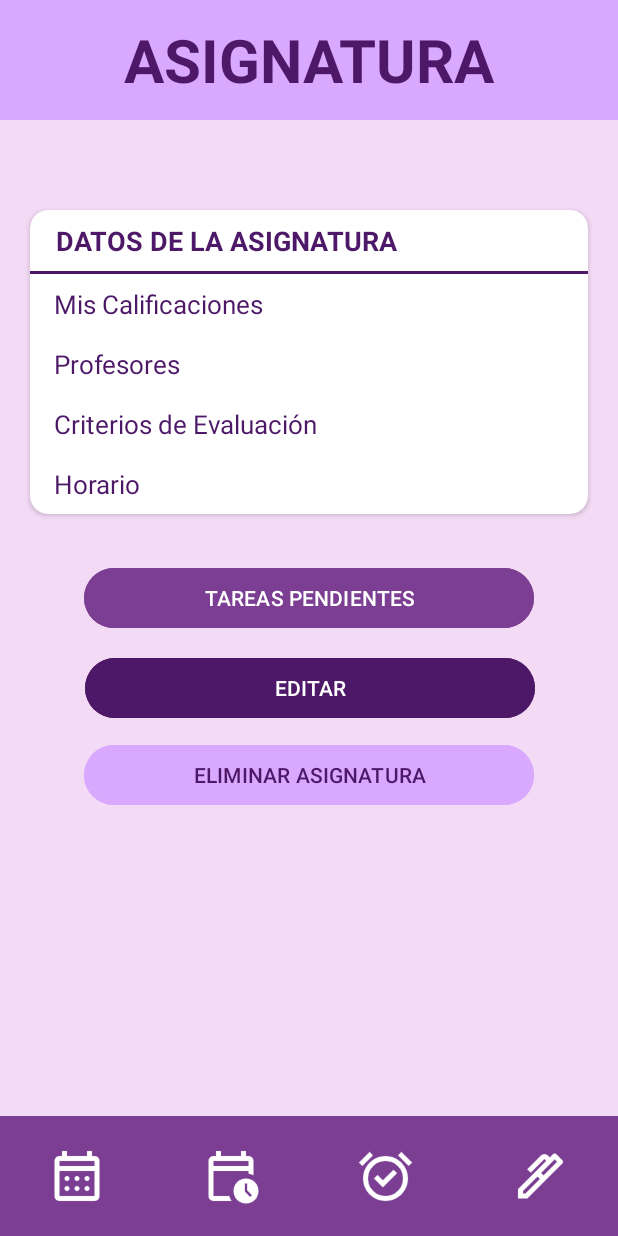
After one commit to Sharay07/Proyecto-StudyUS, an Android app: the InformationSubjectActivity screen opened directly, with no data from a screen before it, on a phone screen of 412 x 824 dp. The commit adds this screen. Run offline under Robolectric (Android 15) with nearby library versions, the phone set to English and light mode, and no system bars.

Commit message:
Vista de añadir asignatura y asignatura

```diff
--- /dev/null
+++ b/app/src/main/java/com/example/proyectostudyus/InformationSubjectActivity.java
@@ -0,0 +1,12 @@
+package com.example.proyectostudyus;
+
+import android.os.Bundle;
+import androidx.appcompat.app.AppCompatActivity;
+
+public class InformationSubjectActivity extends AppCompatActivity {
+    @Override
+    protected void onCreate(Bundle savedInstanceState) {
+        super.onCreate(savedInstanceState);
+        setContentView(R.layout.activity_information_subject);
+    }
+}
--- /dev/null
+++ b/app/src/main/res/layout/activity_information_subject.xml
@@ -0,0 +1,176 @@
+<?xml version="1.0" encoding="utf-8"?>
+<androidx.constraintlayout.widget.ConstraintLayout
+    xmlns:android="http://schemas.android.com/apk/res/android"
+    xmlns:app="http://schemas.android.com/apk/res-auto"
+    android:layout_width="match_parent"
+    android:layout_height="match_parent"
+    android:background="#F3DAF5">
+
+    <!-- Título -->
+    <TextView
+        android:id="@+id/tvTitle"
+        android:layout_width="0dp"
+        android:layout_height="80dp"
+        android:background="#D9A8FF"
+        android:text="ASIGNATURA"
+        android:textColor="#4D1867"
+        android:textSize="40sp"
+        android:textStyle="bold"
+        android:gravity="center"
+        app:layout_constraintTop_toTopOf="parent"
+        app:layout_constraintStart_toStartOf="parent"
+        app:layout_constraintEnd_toEndOf="parent" />
+
+    <!-- Card Datos de la Asignatura -->
+    <androidx.cardview.widget.CardView
+        android:id="@+id/cardDatos"
+        android:layout_width="0dp"
+        android:layout_height="wrap_content"
+        android:background="#EAD3FF"
+        app:cardCornerRadius="12dp"
+        android:padding="16dp"
+        app:layout_constraintTop_toBottomOf="@id/tvTitle"
+        app:layout_constraintStart_toStartOf="parent"
+        app:layout_constraintEnd_toEndOf="parent"
+        android:layout_marginTop="60dp"
+        android:layout_marginStart="20dp"
+        android:layout_marginEnd="20dp"
+        android:layout_marginBottom="20dp"
+        >
+
+        <LinearLayout
+            android:layout_width="match_parent"
+            android:layout_height="wrap_content"
+            android:orientation="vertical">
+
+            <!--  Datos de la Asignatura -->
+            <TextView
+                android:layout_width="wrap_content"
+                android:layout_height="wrap_content"
+                android:text="  DATOS DE LA ASIGNATURA"
+                android:textColor="#4D1867"
+                android:textStyle="bold"
+                android:textSize="18sp"
+                android:padding="8dp"/>
+
+            <View
+                android:layout_width="match_parent"
+                android:layout_height="2dp"
+                android:background="#4D1867"/>
+
+            <TextView
+                android:layout_width="match_parent"
+                android:layout_height="wrap_content"
+                android:text="  Mis Calificaciones"
+                android:textColor="#4D1867"
+                android:padding="8dp"
+                android:textSize="17sp"
+                />
+
+            <TextView
+                android:layout_width="match_parent"
+                android:layout_height="wrap_content"
+                android:text="  Profesores"
+                android:textColor="#4D1867"
+                android:padding="8dp"
+                android:textSize="17sp"
+                />
+
+            <TextView
+                android:layout_width="match_parent"
+                android:layout_height="wrap_content"
+                android:text="  Criterios de Evaluación"
+                android:textColor="#4D1867"
+                android:padding="8dp"
+                android:textSize="17sp"
+                />
+
+            <TextView
+                android:layout_width="match_parent"
+                android:layout_height="wrap_content"
+                android:text="  Horario"
+                android:textColor="#4D1867"
+                android:padding="8dp"
+                android:textSize="17sp"
+                />
+        </LinearLayout>
+    </androidx.cardview.widget.CardView>
+
+    <!-- Botones -->
+    <Button
+        android:id="@+id/btnTareas"
+        android:layout_width="300dp"
+        android:layout_height="wrap_content"
+        android:text="TAREAS PENDIENTES"
+        android:backgroundTint="#7B3E93"
+        android:textColor="#FFFFFF"
+        android:layout_marginTop="32dp"
+        app:layout_constraintTop_toBottomOf="@id/cardDatos"
+        app:layout_constraintStart_toStartOf="parent"
+        app:layout_constraintEnd_toEndOf="parent" />
+
+    <Button
+        android:id="@+id/btnEditar"
+        android:layout_width="300dp"
+        android:layout_height="wrap_content"
+        android:layout_marginTop="12dp"
+        android:backgroundTint="#4D1867"
+        android:text="EDITAR"
+        android:textColor="#FFFFFF"
+        app:layout_constraintEnd_toEndOf="parent"
+        app:layout_constraintHorizontal_bias="0.504"
+        app:layout_constraintStart_toStartOf="parent"
+        app:layout_constraintTop_toBottomOf="@id/btnTareas" />
+
+    <Button
+        android:id="@+id/btnEliminar"
+        android:layout_width="300dp"
+        android:layout_height="wrap_content"
+        android:text="ELIMINAR ASIGNATURA"
+        android:backgroundTint="#D9A8FF"
+        android:textColor="#4D1867"
+        android:layout_marginTop="32dp"
+        app:layout_constraintTop_toBottomOf="@id/btnEditar"
+        app:layout_constraintStart_toStartOf="parent"
+        app:layout_constraintEnd_toEndOf="parent"
+        android:layout_margin="10dp"/>
+
+    <!-- Barra de navegación inferior -->
+    <LinearLayout
+        android:layout_width="match_parent"
+        android:layout_height="80dp"
+        android:background="#7B3E93"
+        android:orientation="horizontal"
+        android:gravity="center"
+        app:layout_constraintBottom_toBottomOf="parent">
+
+        <ImageView
+            android:layout_width="40dp"
+            android:layout_height="40dp"
+            android:layout_weight="1"
+            android:src="@drawable/ic_calender"
+            android:tint="#FFFFFF"/>
+
+        <ImageView
+            android:layout_width="40dp"
+            android:layout_height="40dp"
+            android:layout_weight="1"
+            android:src="@drawable/ic_horario"
+            android:tint="#FFFFFF"/>
+
+        <ImageView
+            android:layout_width="40dp"
+            android:layout_height="40dp"
+            android:layout_weight="1"
+            android:src="@drawable/ic_clock"
+            android:tint="#FFFFFF"/>
+
+        <ImageView
+            android:layout_width="40dp"
+            android:layout_height="40dp"
+            android:layout_weight="1"
+            android:src="@drawable/ic_pen"
+            android:tint="#FFFFFF"/>
+    </LinearLayout>
+
+</androidx.constraintlayout.widget.ConstraintLayout>
```
Also changed, not shown: app/src/main/AndroidManifest.xml (+9 -1 lines), app/src/main/java/com/example/proyectostudyus/AddSubjectActivity.java (added, +12 -0 lines), app/src/main/res/layout/activity_add_subject.xml (+65 -25 lines), app/src/main/res/layout/activity_main.xml (+15 -19 lines), app/src/main/res/drawable/ic_calender.png (added), app/src/main/res/drawable/ic_clock.png (added), app/src/main/res/drawable/ic_horario.png (added), app/src/main/res/drawable/ic_pen.png (added).
